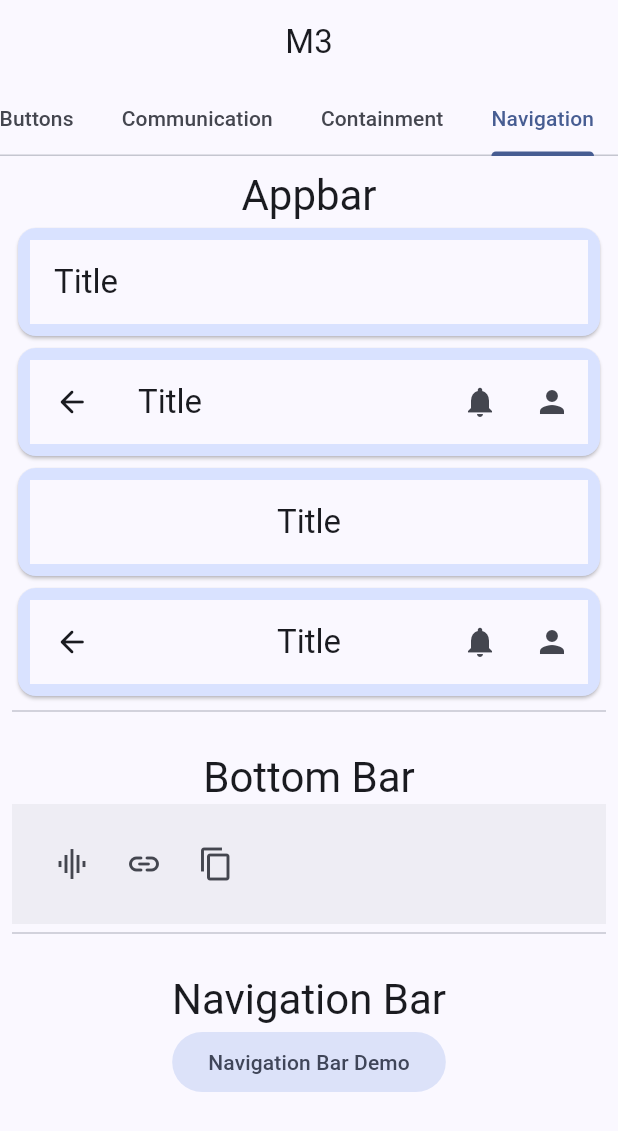
After one commit to VrushankBardolia/material3_widgets, a Flutter app: the screen it shows after launch, tab 4 chosen, on a phone screen of 412 x 824 dp. The commit adds this screen. Shown: the top 1131 px of the screen. Run offline on Flutter 3.47's test engine with Material 2 defaults, Android fonts, the phone set to English and light mode, and no system bars.

Commit message:
Navigation widgets added

```diff
--- a/lib/home.dart
+++ b/lib/home.dart
@@ -2,6 +2,7 @@ import 'package:flutter/material.dart';
 import 'package:m3_widgets/buttons.dart';
 import 'package:m3_widgets/communication.dart';
 import 'package:m3_widgets/containment.dart';
+import 'package:m3_widgets/navigation.dart';
 
 class Home extends StatelessWidget {
   const Home({super.key});
@@ -9,7 +10,7 @@ class Home extends StatelessWidget {
   @override
   Widget build(BuildContext context) {
     return DefaultTabController(
-      length: 3,
+      length: 4,
       child: Scaffold(
         appBar: AppBar(
           centerTitle: true,
@@ -20,6 +21,7 @@ class Home extends StatelessWidget {
                 Tab(text:'Buttons'),
                 Tab(text:'Communication'),
                 Tab(text:'Containment'),
+                Tab(text:'Navigation'),
               ]
           ),
         ),
@@ -27,7 +29,8 @@ class Home extends StatelessWidget {
           children: [
             Buttons(),
             Communication(),
-            Containment()
+            Containment(),
+            Navigation()
           ],
         )
       ),
--- /dev/null
+++ b/lib/navigation.dart
@@ -0,0 +1,103 @@
+import 'package:flutter/material.dart';
+import 'package:m3_widgets/navigationbar.dart';
+
+class Navigation extends StatelessWidget {
+  const Navigation({super.key});
+
+  @override
+  Widget build(BuildContext context) {
+    return Padding(
+      padding: const EdgeInsets.all(8.0),
+      child: SingleChildScrollView(
+          child: Column(
+            children: [
+
+              // ======================================
+              Text('Appbar', style: Theme.of(context).textTheme.headlineMedium),
+
+              Card(
+                color: Theme.of(context).colorScheme.primaryContainer,
+                child: Padding(
+                  padding: const EdgeInsets.all(8.0),
+                  child: AppBar(
+                    title: Text('Title'),
+                  ),
+                ),
+              ),
+              Card(
+                color: Theme.of(context).colorScheme.primaryContainer,
+                child: Padding(
+                  padding: const EdgeInsets.all(8.0),
+                  child: AppBar(
+                    leading: IconButton(onPressed: (){}, icon: Icon(Icons.arrow_back_rounded)),
+                    title: Text('Title'),
+                    actions: [
+                      IconButton(onPressed: (){}, icon: Icon(Icons. notifications)),
+                      IconButton(onPressed: (){}, icon: Icon(Icons.person)),
+                    ],
+                  ),
+                ),
+              ),
+              Card(
+                color: Theme.of(context).colorScheme.primaryContainer,
+                child: Padding(
+                  padding: const EdgeInsets.all(8.0),
+                  child: AppBar(
+                    centerTitle: true,
+                    title: Text('Title'),
+                  ),
+                ),
+              ),
+              Card(
+                color: Theme.of(context).colorScheme.primaryContainer,
+                child: Padding(
+                  padding: const EdgeInsets.all(8.0),
+                  child: AppBar(
+                    centerTitle: true,
+                    title: Text('Title'),
+                    leading: IconButton(onPressed: (){}, icon: Icon(Icons.arrow_back_rounded)),
+                    actions: [
+                      IconButton(onPressed: (){}, icon: Icon(Icons. notifications)),
+                      IconButton(onPressed: (){}, icon: Icon(Icons.person)),
+                    ],
+                  ),
+                ),
+              ),
+
+              const Divider(height: 12),
+              const SizedBox(height: 20),
+
+              // ======================================
+              Text('Bottom Bar', style: Theme.of(context).textTheme.headlineMedium),
+
+              BottomAppBar(
+                child: IconTheme(
+                  data: Theme.of(context).iconTheme,
+                  child: Row(
+                    children: [
+                      IconButton(onPressed: (){}, icon: const Icon(Icons.graphic_eq)),
+                      IconButton(onPressed: (){}, icon: const Icon(Icons.link_rounded)),
+                      IconButton(onPressed: (){}, icon: const Icon(Icons.copy)),
+                    ],
+                  ),
+                ),
+              ),
+
+              const Divider(height: 12),
+              const SizedBox(height: 20),
+
+              // ======================================
+              Text('Navigation Bar', style: Theme.of(context).textTheme.headlineMedium),
+
+              FilledButton.tonal(
+                  child: const Text('Navigation Bar Demo'),
+                  onPressed: (){
+                    Navigator.push(context, MaterialPageRoute(builder: (context) => NavigationDemo(),));
+                  },
+              )
+            ],
+          )
+      ),
+    );
+  }
+}
```
Also changed, not shown: lib/navigationbar.dart (added, +86 -0 lines).
